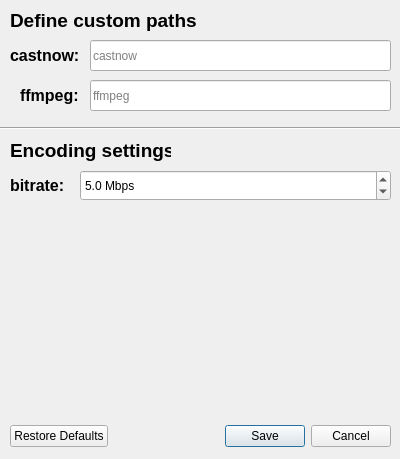
Qt form src/config.ui (Rafostar/castnow-gui) before a commit.
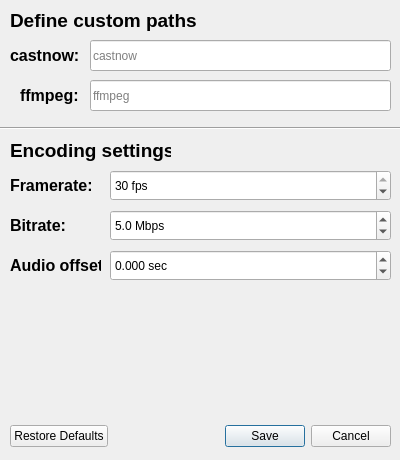
The same form after that commit.

Commit message: Config dialog improvements

Diff of the .ui file:
```diff
--- a/src/config.ui
+++ b/src/config.ui
@@ -7,9 +7,21 @@
     <x>0</x>
     <y>0</y>
     <width>400</width>
-    <height>459</height>
+    <height>460</height>
    </rect>
   </property>
+  <property name="minimumSize">
+   <size>
+    <width>400</width>
+    <height>460</height>
+   </size>
+  </property>
+  <property name="maximumSize">
+   <size>
+    <width>400</width>
+    <height>460</height>
+   </size>
+  </property>
   <property name="windowTitle">
    <string>Dialog</string>
   </property>
@@ -165,7 +177,7 @@
    <property name="geometry">
     <rect>
      <x>10</x>
-     <y>170</y>
+     <y>210</y>
      <width>61</width>
      <height>31</height>
     </rect>
@@ -178,15 +190,15 @@
     </font>
    </property>
    <property name="text">
-    <string>bitrate:</string>
+    <string>Bitrate:</string>
    </property>
   </widget>
   <widget class="QDoubleSpinBox" name="doubleSpinBoxBitrate">
    <property name="geometry">
     <rect>
-     <x>80</x>
-     <y>170</y>
-     <width>311</width>
+     <x>110</x>
+     <y>210</y>
+     <width>281</width>
      <height>31</height>
     </rect>
    </property>
@@ -224,6 +236,93 @@
     <double>5.000000000000000</double>
    </property>
   </widget>
+  <widget class="QLabel" name="framerateLabel">
+   <property name="geometry">
+    <rect>
+     <x>10</x>
+     <y>170</y>
+     <width>81</width>
+     <height>31</height>
+    </rect>
+   </property>
+   <property name="font">
+    <font>
+     <pointsize>12</pointsize>
+     <weight>75</weight>
+     <bold>true</bold>
+    </font>
+   </property>
+   <property name="text">
+    <string>Framerate:</string>
+   </property>
+  </widget>
+  <widget class="QSpinBox" name="spinBoxFramerate">
+   <property name="geometry">
+    <rect>
+     <x>110</x>
+     <y>170</y>
+     <width>281</width>
+     <height>31</height>
+    </rect>
+   </property>
+   <property name="suffix">
+    <string> fps</string>
+   </property>
+   <property name="minimum">
+    <number>1</number>
+   </property>
+   <property name="maximum">
+    <number>30</number>
+   </property>
+   <property name="value">
+    <number>30</number>
+   </property>
+  </widget>
+  <widget class="QLabel" name="AudioDelayLabel">
+   <property name="geometry">
+    <rect>
+     <x>10</x>
+     <y>250</y>
+     <width>91</width>
+     <height>31</height>
+    </rect>
+   </property>
+   <property name="font">
+    <font>
+     <pointsize>12</pointsize>
+     <weight>75</weight>
+     <bold>true</bold>
+    </font>
+   </property>
+   <property name="text">
+    <string>Audio offset:</string>
+   </property>
+  </widget>
+  <widget class="QDoubleSpinBox" name="doubleSpinBoxOffset">
+   <property name="geometry">
+    <rect>
+     <x>110</x>
+     <y>250</y>
+     <width>281</width>
+     <height>31</height>
+    </rect>
+   </property>
+   <property name="suffix">
+    <string> sec</string>
+   </property>
+   <property name="decimals">
+    <number>3</number>
+   </property>
+   <property name="minimum">
+    <double>-10.000000000000000</double>
+   </property>
+   <property name="maximum">
+    <double>10.000000000000000</double>
+   </property>
+   <property name="singleStep">
+    <double>0.025000000000000</double>
+   </property>
+  </widget>
  </widget>
  <resources/>
  <connections>
```
Left out of the diff: 11 changed lines with no effect on the pictures.
